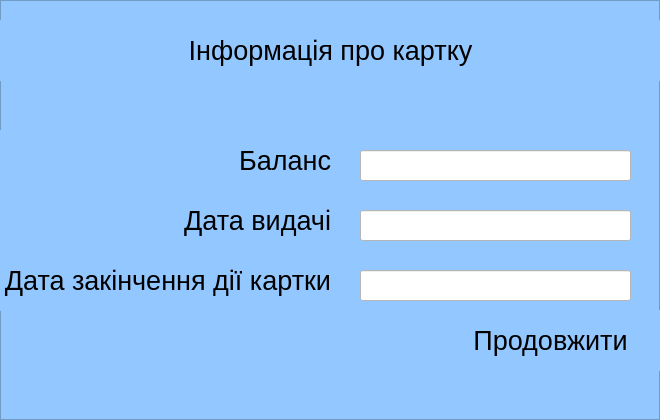
Old version of the form classes/gui/Information.ui in the repository TheBiggestDaddy/ATM.
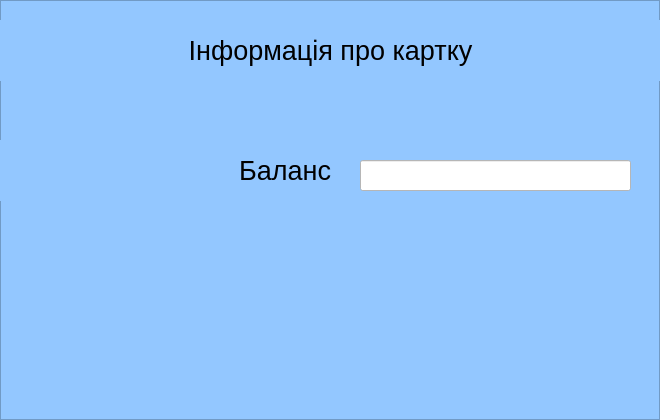
New version of the form.

Diff of the .ui file:
```diff
--- a/classes/gui/Information.ui
+++ b/classes/gui/Information.ui
@@ -42,7 +42,7 @@
    <property name="geometry">
     <rect>
      <x>0</x>
-     <y>130</y>
+     <y>140</y>
      <width>331</width>
      <height>61</height>
     </rect>
@@ -54,38 +54,6 @@
     <enum>Qt::AutoText</enum>
    </property>
   </widget>
-  <widget class="QLabel" name="label_3">
-   <property name="geometry">
-    <rect>
-     <x>0</x>
-     <y>190</y>
-     <width>331</width>
-     <height>61</height>
-    </rect>
-   </property>
-   <property name="text">
-    <string>&lt;html&gt;&lt;head/&gt;&lt;body&gt;&lt;p align=&quot;right&quot;&gt;&lt;span style=&quot; font-size:20pt;&quot;&gt;Дата видачі&lt;/span&gt;&lt;/p&gt;&lt;/body&gt;&lt;/html&gt;</string>
-   </property>
-   <property name="textFormat">
-    <enum>Qt::AutoText</enum>
-   </property>
-  </widget>
-  <widget class="QLabel" name="label_4">
-   <property name="geometry">
-    <rect>
-     <x>0</x>
-     <y>250</y>
-     <width>331</width>
-     <height>61</height>
-    </rect>
-   </property>
-   <property name="text">
-    <string>&lt;html&gt;&lt;head/&gt;&lt;body&gt;&lt;p align=&quot;right&quot;&gt;&lt;span style=&quot; font-size:20pt;&quot;&gt;Дата закінчення дії картки&lt;/span&gt;&lt;/p&gt;&lt;/body&gt;&lt;/html&gt;</string>
-   </property>
-   <property name="textFormat">
-    <enum>Qt::AutoText</enum>
-   </property>
-  </widget>
   <widget class="QLineEdit" name="balance">
    <property name="enabled">
     <bool>false</bool>
@@ -93,7 +61,7 @@
    <property name="geometry">
     <rect>
      <x>360</x>
-     <y>150</y>
+     <y>160</y>
      <width>271</width>
      <height>31</height>
     </rect>
@@ -107,64 +75,6 @@
     <string notr="true">background-color: rgb(255, 255, 255)</string>
    </property>
   </widget>
-  <widget class="QLineEdit" name="issue_date">
-   <property name="enabled">
-    <bool>false</bool>
-   </property>
-   <property name="geometry">
-    <rect>
-     <x>360</x>
-     <y>210</y>
-     <width>271</width>
-     <height>31</height>
-    </rect>
-   </property>
-   <property name="font">
-    <font>
-     <pointsize>16</pointsize>
-    </font>
-   </property>
-   <property name="styleSheet">
-    <string notr="true">background-color: rgb(255, 255, 255)</string>
-   </property>
-  </widget>
-  <widget class="QLineEdit" name="end_date">
-   <property name="enabled">
-    <bool>false</bool>
-   </property>
-   <property name="geometry">
-    <rect>
-     <x>360</x>
-     <y>270</y>
-     <width>271</width>
-     <height>31</height>
-    </rect>
-   </property>
-   <property name="font">
-    <font>
-     <pointsize>16</pointsize>
-    </font>
-   </property>
-   <property name="styleSheet">
-    <string notr="true">background-color: rgb(255, 255, 255)</string>
-   </property>
-  </widget>
-  <widget class="QLabel" name="label_6">
-   <property name="geometry">
-    <rect>
-     <x>430</x>
-     <y>310</y>
-     <width>241</width>
-     <height>61</height>
-    </rect>
-   </property>
-   <property name="text">
-    <string>&lt;html&gt;&lt;head/&gt;&lt;body&gt;&lt;p align=&quot;center&quot;&gt;&lt;span style=&quot; font-size:20pt;&quot;&gt;Продовжити&lt;/span&gt;&lt;/p&gt;&lt;/body&gt;&lt;/html&gt;</string>
-   </property>
-   <property name="textFormat">
-    <enum>Qt::AutoText</enum>
-   </property>
-  </widget>
  </widget>
  <resources/>
  <connections/>
```
